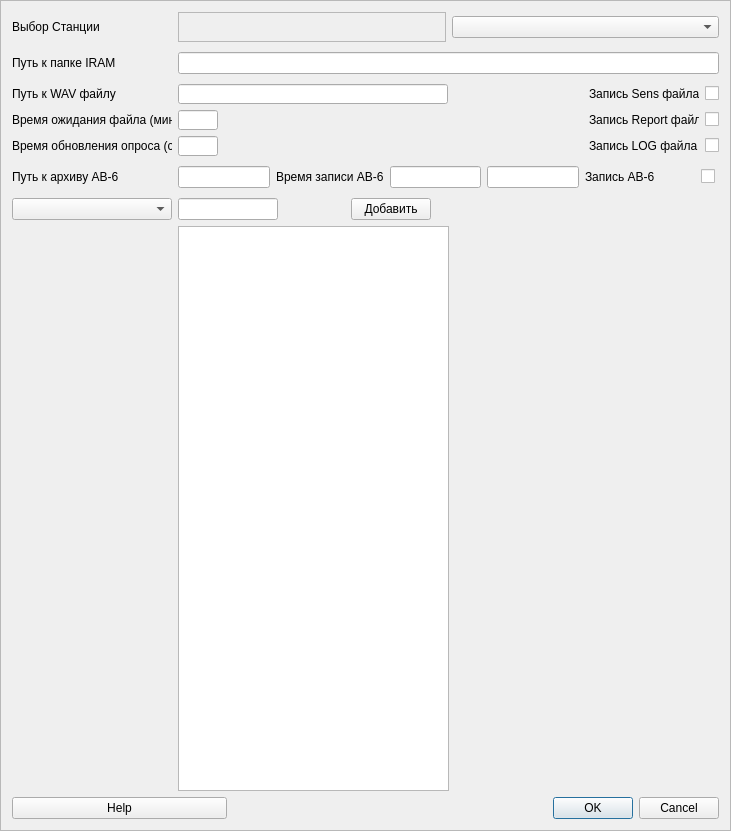
The window that Settings.ui (meteoaza/maint) describes before a commit, drawn with Qt 5.
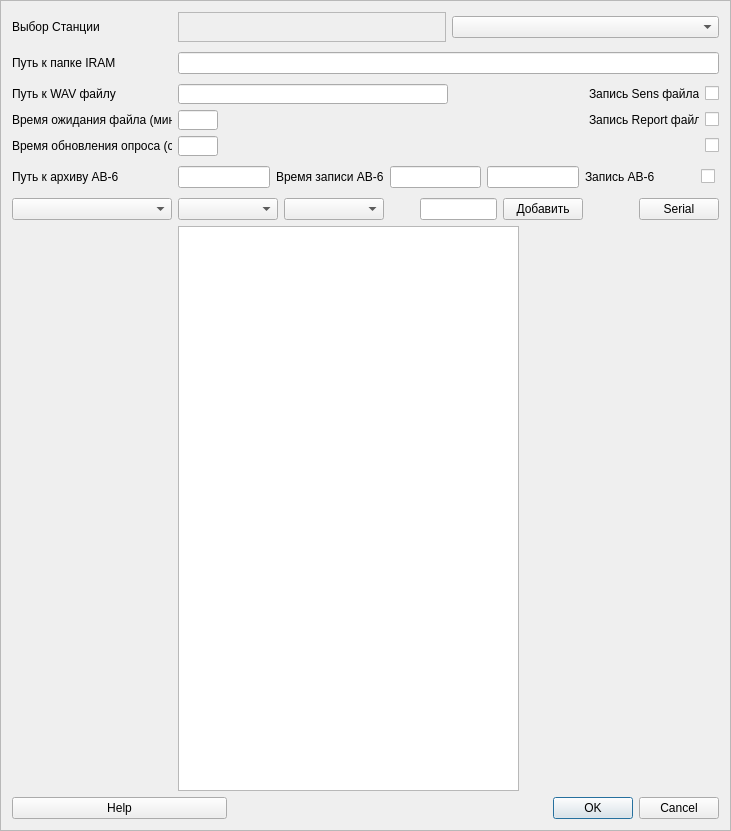
The same window after the commit. Icons and pictures are not drawn.

```diff
--- a/Settings.ui
+++ b/Settings.ui
@@ -65,6 +65,9 @@
            <property name="orientation">
             <enum>Qt::Horizontal</enum>
            </property>
+           <property name="sizeType">
+            <enum>QSizePolicy::Minimum</enum>
+           </property>
            <property name="sizeHint" stdset="0">
             <size>
              <width>200</width>
@@ -378,7 +381,7 @@
           </size>
          </property>
          <property name="text">
-          <string>Запись LOG файла</string>
+          <string/>
          </property>
          <property name="alignment">
           <set>Qt::AlignLeading|Qt::AlignLeft|Qt::AlignVCenter</set>
@@ -602,11 +605,33 @@
      <item row="6" column="1">
       <layout class="QHBoxLayout" name="horizontalLayout_2">
        <item>
-        <widget class="QLineEdit" name="lineSensors">
+        <widget class="QComboBox" name="boxCom">
+         <property name="sizePolicy">
+          <sizepolicy hsizetype="Preferred" vsizetype="Fixed">
+           <horstretch>0</horstretch>
+           <verstretch>0</verstretch>
+          </sizepolicy>
+         </property>
          <property name="minimumSize">
           <size>
-           <width>0</width>
-           <height>15</height>
+           <width>100</width>
+           <height>0</height>
+          </size>
+         </property>
+        </widget>
+       </item>
+       <item>
+        <widget class="QComboBox" name="boxBaud">
+         <property name="sizePolicy">
+          <sizepolicy hsizetype="Preferred" vsizetype="Fixed">
+           <horstretch>0</horstretch>
+           <verstretch>0</verstretch>
+          </sizepolicy>
+         </property>
+         <property name="minimumSize">
+          <size>
+           <width>100</width>
+           <height>0</height>
           </size>
          </property>
         </widget>
@@ -621,12 +646,22 @@
          </property>
          <property name="sizeHint" stdset="0">
           <size>
-           <width>75</width>
+           <width>60</width>
            <height>20</height>
           </size>
          </property>
         </spacer>
        </item>
+       <item>
+        <widget class="QLineEdit" name="lineSensors">
+         <property name="minimumSize">
+          <size>
+           <width>0</width>
+           <height>15</height>
+          </size>
+         </property>
+        </widget>
+       </item>
        <item>
         <widget class="QPushButton" name="buttSensors">
          <property name="text">
@@ -654,37 +689,18 @@
          </property>
          <property name="sizeHint" stdset="0">
           <size>
-           <width>80</width>
-           <height>20</height>
+           <width>0</width>
+           <height>0</height>
           </size>
          </property>
         </spacer>
        </item>
        <item>
-        <spacer name="horizontalSpacer_12">
-         <property name="orientation">
-          <enum>Qt::Horizontal</enum>
+        <widget class="QPushButton" name="buttSerial">
+         <property name="text">
+          <string>Serial</string>
          </property>
-         <property name="sizeHint" stdset="0">
-          <size>
-           <width>80</width>
-           <height>20</height>
-          </size>
-         </property>
-        </spacer>
-       </item>
-       <item>
-        <spacer name="horizontalSpacer_11">
-         <property name="orientation">
-          <enum>Qt::Horizontal</enum>
-         </property>
-         <property name="sizeHint" stdset="0">
-          <size>
-           <width>80</width>
-           <height>20</height>
-          </size>
-         </property>
-        </spacer>
+        </widget>
        </item>
       </layout>
      </item>
```
Left out of the diff: 18 changed lines with no effect on the pictures.
